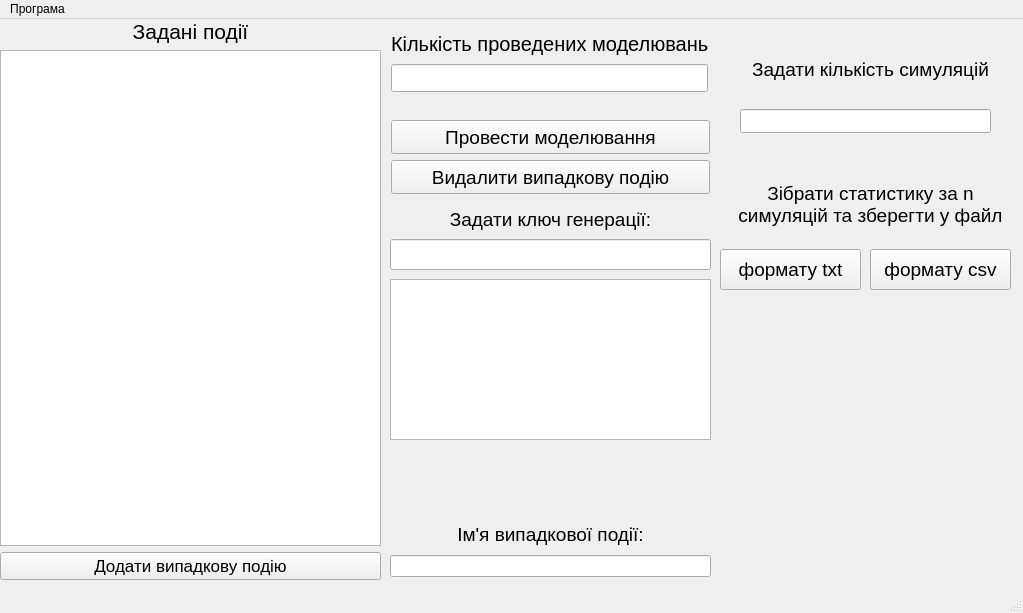
Old version of the form mainwindow.ui in the repository Illia-Andrieiev/Lab_2.
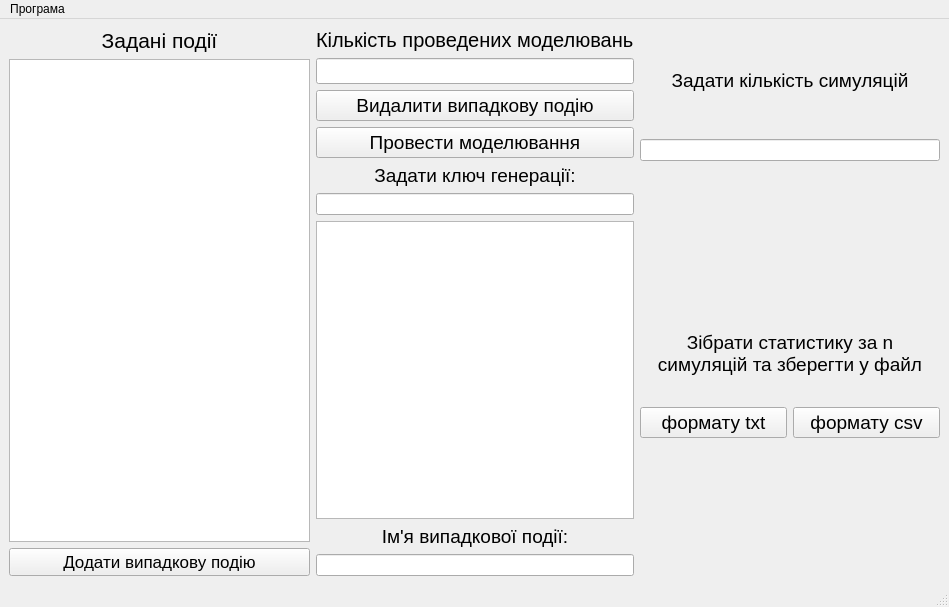
New version of the form.

Commit message: Windows scalse change

The edit to the form file:
```diff
--- a/mainwindow.ui
+++ b/mainwindow.ui
@@ -6,8 +6,8 @@
    <rect>
     <x>0</x>
     <y>0</y>
-    <width>1023</width>
-    <height>613</height>
+    <width>949</width>
+    <height>607</height>
    </rect>
   </property>
   <property name="windowTitle">
@@ -17,15 +17,37 @@
    <locale language="Ukrainian" country="Ukraine"/>
   </property>
   <widget class="QWidget" name="centralwidget">
-   <widget class="QWidget" name="verticalLayoutWidget">
-    <property name="geometry">
-     <rect>
-      <x>0</x>
-      <y>0</y>
-      <width>381</width>
-      <height>561</height>
-     </rect>
-    </property>
+   <layout class="QGridLayout" name="gridLayout_7">
+    <item row="1" column="2">
+     <widget class="QLabel" name="emptyLabel">
+      <property name="text">
+       <string/>
+      </property>
+     </widget>
+    </item>
+    <item row="0" column="2">
+     <layout class="QGridLayout" name="gridLayout_2">
+      <item row="0" column="0">
+       <widget class="QLabel" name="setNModelsLabel">
+        <property name="font">
+         <font>
+          <pointsize>14</pointsize>
+         </font>
+        </property>
+        <property name="text">
+         <string>Задати кількість симуляцій</string>
+        </property>
+        <property name="alignment">
+         <set>Qt::AlignCenter</set>
+        </property>
+       </widget>
+      </item>
+      <item row="1" column="0">
+       <widget class="QLineEdit" name="setNModelsLineEdit"/>
+      </item>
+     </layout>
+    </item>
+    <item row="0" column="0" rowspan="4">
     <layout class="QVBoxLayout" name="verticalLayout">
      <item>
       <widget class="QLabel" name="listName">
@@ -58,145 +80,13 @@
       </widget>
      </item>
     </layout>
-   </widget>
-   <widget class="QWidget" name="layoutWidget">
-    <property name="geometry">
-     <rect>
-      <x>390</x>
-      <y>10</y>
-      <width>319</width>
-      <height>64</height>
-     </rect>
-    </property>
-    <layout class="QVBoxLayout" name="verticalLayout_2"/>
-   </widget>
-   <widget class="QWidget" name="layoutWidget">
-    <property name="geometry">
-     <rect>
-      <x>390</x>
-      <y>500</y>
-      <width>321</width>
-      <height>58</height>
-     </rect>
-    </property>
-    <layout class="QVBoxLayout" name="verticalLayout_3">
-     <item>
-      <widget class="QLabel" name="eventName">
-       <property name="font">
-        <font>
-         <pointsize>14</pointsize>
-        </font>
-       </property>
-       <property name="layoutDirection">
-        <enum>Qt::LeftToRight</enum>
-       </property>
-       <property name="text">
-        <string>Ім'я випадкової події:</string>
-       </property>
-       <property name="alignment">
-        <set>Qt::AlignCenter</set>
-       </property>
-      </widget>
-     </item>
-     <item>
-      <widget class="QLineEdit" name="enterEventName"/>
-     </item>
-    </layout>
-   </widget>
-   <widget class="QWidget" name="layoutWidget">
-    <property name="geometry">
-     <rect>
-      <x>390</x>
-      <y>100</y>
-      <width>321</width>
-      <height>76</height>
-     </rect>
-    </property>
-    <layout class="QVBoxLayout" name="verticalLayout_4"/>
-   </widget>
-   <widget class="QLabel" name="enterKeyLabel">
-    <property name="geometry">
-     <rect>
-      <x>390</x>
-      <y>190</y>
-      <width>321</width>
-      <height>21</height>
-     </rect>
-    </property>
-    <property name="font">
-     <font>
-      <pointsize>14</pointsize>
-     </font>
-    </property>
-    <property name="text">
-     <string>Задати ключ генерації:</string>
-    </property>
-    <property name="alignment">
-     <set>Qt::AlignCenter</set>
-    </property>
-   </widget>
-   <widget class="QLineEdit" name="enterGenerationKey">
-    <property name="geometry">
-     <rect>
-      <x>390</x>
-      <y>220</y>
-      <width>321</width>
-      <height>31</height>
-     </rect>
-    </property>
-   </widget>
-   <widget class="QListWidget" name="generationKeysList">
-    <property name="geometry">
-     <rect>
-      <x>390</x>
-      <y>260</y>
-      <width>321</width>
-      <height>161</height>
-     </rect>
-    </property>
-   </widget>
-   <widget class="QPushButton" name="saveTxt">
-    <property name="geometry">
-     <rect>
-      <x>720</x>
-      <y>230</y>
-      <width>141</width>
-      <height>41</height>
-     </rect>
-    </property>
-    <property name="font">
-     <font>
-      <pointsize>14</pointsize>
-     </font>
-    </property>
-    <property name="text">
-     <string>формату txt</string>
-    </property>
-   </widget>
-   <widget class="QLineEdit" name="amountModel">
-    <property name="geometry">
-     <rect>
-      <x>391</x>
-      <y>45</y>
-      <width>317</width>
-      <height>28</height>
-     </rect>
-    </property>
-    <property name="font">
-     <font>
-      <pointsize>11</pointsize>
-     </font>
-    </property>
-   </widget>
+    </item>
+    <item row="0" column="1" rowspan="4">
+     <layout class="QGridLayout" name="gridLayout_6">
+      <item row="0" column="0">
+       <layout class="QGridLayout" name="gridLayout">
+        <item row="0" column="0">
    <widget class="QLabel" name="amountName">
-    <property name="geometry">
-     <rect>
-      <x>391</x>
-      <y>11</y>
-      <width>317</width>
-      <height>28</height>
-     </rect>
-    </property>
     <property name="font">
      <font>
       <pointsize>15</pointsize>
@@ -206,15 +96,22 @@
      <string>Кількість проведених моделювань</string>
     </property>
    </widget>
+        </item>
+        <item row="1" column="0">
+         <widget class="QLineEdit" name="amountModel">
+          <property name="font">
+           <font>
+            <pointsize>11</pointsize>
+           </font>
+          </property>
+         </widget>
+        </item>
+       </layout>
+      </item>
+      <item row="1" column="0">
+       <layout class="QGridLayout" name="gridLayout_5">
+        <item row="0" column="0">
    <widget class="QPushButton" name="deleteElemEvent">
-    <property name="geometry">
-     <rect>
-      <x>391</x>
-      <y>141</y>
-      <width>319</width>
-      <height>34</height>
-     </rect>
-    </property>
     <property name="font">
      <font>
       <pointsize>14</pointsize>
@@ -227,15 +124,9 @@
      <string>Видалити випадкову подію</string>
     </property>
    </widget>
+        </item>
+        <item row="1" column="0">
    <widget class="QPushButton" name="model">
-    <property name="geometry">
-     <rect>
-      <x>391</x>
-      <y>101</y>
-      <width>319</width>
-      <height>34</height>
-     </rect>
-    </property>
     <property name="font">
      <font>
       <pointsize>14</pointsize>
@@ -245,25 +136,65 @@
      <string>Провести моделювання</string>
     </property>
    </widget>
-   <widget class="QLineEdit" name="setNModelsLineEdit">
-    <property name="geometry">
-     <rect>
-      <x>740</x>
-      <y>90</y>
-      <width>251</width>
-      <height>24</height>
-     </rect>
-    </property>
-   </widget>
+        </item>
+       </layout>
+      </item>
+      <item row="2" column="0">
+       <layout class="QGridLayout" name="gridLayout_4">
+        <item row="0" column="0">
+         <widget class="QLabel" name="enterKeyLabel">
+          <property name="font">
+           <font>
+            <pointsize>14</pointsize>
+           </font>
+          </property>
+          <property name="text">
+           <string>Задати ключ генерації:</string>
+          </property>
+          <property name="alignment">
+           <set>Qt::AlignCenter</set>
+          </property>
+         </widget>
+        </item>
+        <item row="1" column="0">
+         <widget class="QLineEdit" name="enterGenerationKey"/>
+        </item>
+        <item row="2" column="0">
+         <widget class="QListWidget" name="generationKeysList"/>
+        </item>
+       </layout>
+      </item>
+      <item row="3" column="0">
+       <layout class="QVBoxLayout" name="verticalLayout_3">
+        <item>
+         <widget class="QLabel" name="eventName">
+          <property name="font">
+           <font>
+            <pointsize>14</pointsize>
+           </font>
+          </property>
+          <property name="layoutDirection">
+           <enum>Qt::LeftToRight</enum>
+          </property>
+          <property name="text">
+           <string>Ім'я випадкової події:</string>
+          </property>
+          <property name="alignment">
+           <set>Qt::AlignCenter</set>
+          </property>
+         </widget>
+        </item>
+        <item>
+         <widget class="QLineEdit" name="enterEventName"/>
+        </item>
+       </layout>
+      </item>
+     </layout>
+    </item>
+    <item row="2" column="2">
+     <layout class="QGridLayout" name="gridLayout_3">
+      <item row="0" column="0" colspan="2">
    <widget class="QLabel" name="nModelsLabel">
-    <property name="geometry">
-     <rect>
-      <x>720</x>
-      <y>160</y>
-      <width>301</width>
-      <height>51</height>
-     </rect>
-    </property>
     <property name="font">
      <font>
       <pointsize>14</pointsize>
@@ -277,36 +208,21 @@
      <set>Qt::AlignCenter</set>
     </property>
    </widget>
-   <widget class="QLabel" name="setNModelsLabel">
-    <property name="geometry">
-     <rect>
-      <x>730</x>
-      <y>40</y>
-      <width>281</width>
-      <height>21</height>
-     </rect>
-    </property>
+      </item>
+      <item row="1" column="0">
+       <widget class="QPushButton" name="saveTxt">
     <property name="font">
      <font>
       <pointsize>14</pointsize>
      </font>
     </property>
     <property name="text">
-     <string>Задати кількість симуляцій</string>
-    </property>
-    <property name="alignment">
-     <set>Qt::AlignCenter</set>
-    </property>
-   </widget>
+         <string>формату txt</string>
+        </property>
+       </widget>
+      </item>
+      <item row="1" column="1">
    <widget class="QPushButton" name="saveCsv">
-    <property name="geometry">
-     <rect>
-      <x>870</x>
-      <y>230</y>
-      <width>141</width>
-      <height>41</height>
-     </rect>
-    </property>
     <property name="font">
      <font>
       <pointsize>14</pointsize>
@@ -316,6 +232,10 @@
      <string>формату csv</string>
     </property>
    </widget>
+      </item>
+     </layout>
+    </item>
+   </layout>
   </widget>
   <widget class="QStatusBar" name="statusbar"/>
   <widget class="QMenuBar" name="menuBar">
@@ -323,7 +243,7 @@
     <rect>
      <x>0</x>
      <y>0</y>
-     <width>1023</width>
+     <width>949</width>
      <height>21</height>
     </rect>
    </property>
```
Lines whose indentation alone changed are shown as unchanged. The commit also changes 3 other files.
